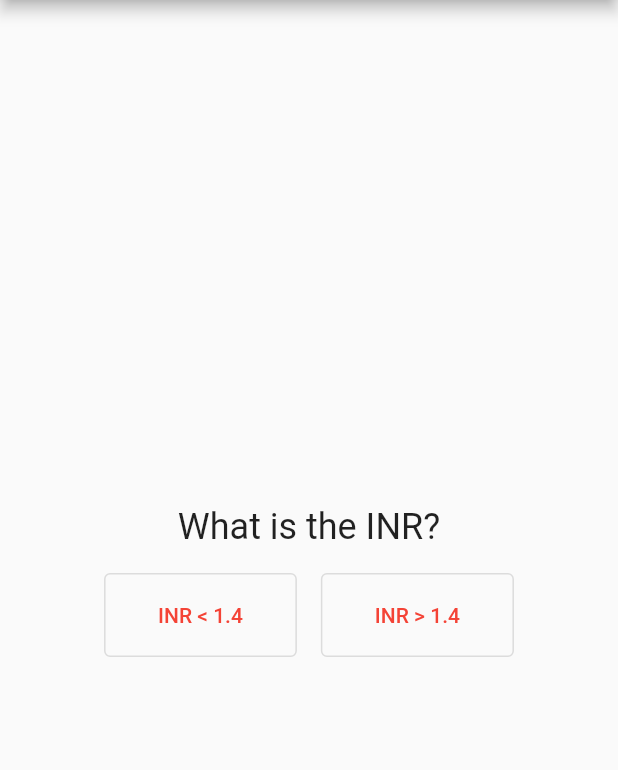
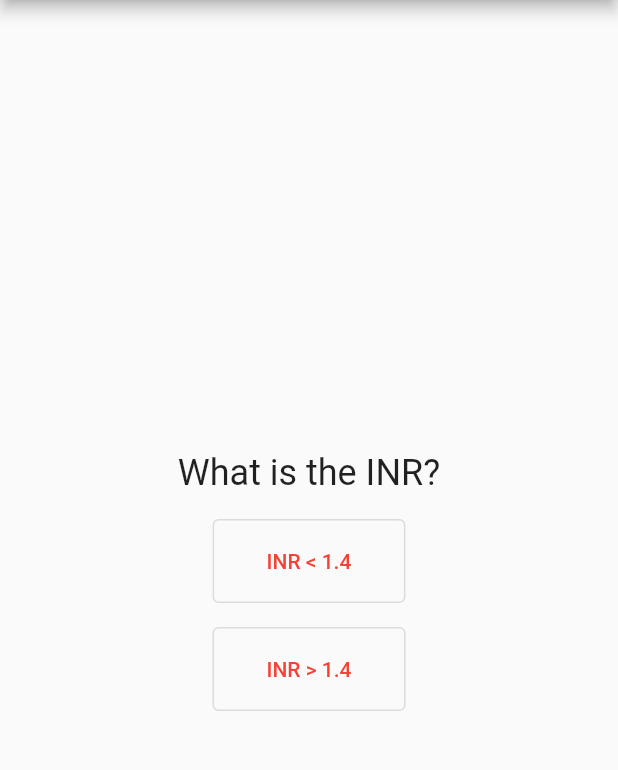
Before and after one commit to cgaaf/Warfarin-Reversal-SPA, a Flutter app: the screen it shows after launch, on a phone screen of 412 x 824 dp, the part 84-854 px from its top. Run offline on Flutter 3.47's test engine with Material 2 defaults, Android fonts, the phone set to English and light mode, and no system bars.

Commit message:
Flex layout built

```diff
--- a/lib/path-controller.dart
+++ b/lib/path-controller.dart
@@ -17,7 +17,6 @@ class NodeOptions {
 
 class PathController {
   Node currentNode = nodes.firstWhere((element) => element.id == "1");
-  String subtitle = "";
   List<Widget> subtitleWidgets = [];
 
   static Set<Node> nodes = {
@@ -74,10 +73,6 @@ class PathController {
     )
   };
 
-  Node getNextNodeByID(String id) {
-    return nodes.firstWhere((element) => element.id == id);
-  }
-
   void buildSubtitleWidgets(String textElement) {
     if (textElement == "Restart") {
       subtitleWidgets = [];
--- a/lib/path-widget.dart
+++ b/lib/path-widget.dart
@@ -26,6 +26,8 @@ class _PathWidgetState extends State<PathWidget> {
       options.add(button);
     }
 
+    final currentWidth = MediaQuery.of(context).size.width;
+
     return Scaffold(
       appBar: AppBar(
           title: Column(
@@ -37,7 +39,8 @@ class _PathWidgetState extends State<PathWidget> {
           ),
         ],
       )),
-      body: Column(
+      body: Center(
+        child: Column(
           mainAxisAlignment: MainAxisAlignment.center,
           children: [
             Padding(
@@ -50,12 +53,18 @@ class _PathWidgetState extends State<PathWidget> {
                 ),
               ),
             ),
-          Row(
+            // Row(
+            //   mainAxisAlignment: MainAxisAlignment.center,
+            //   children: options,
+            // ),
+            Flex(
+              direction: currentWidth < 600 ? Axis.vertical : Axis.horizontal,
               mainAxisAlignment: MainAxisAlignment.center,
               children: options,
             )
           ],
         ),
+      ),
     );
   }
 }
```
Lines whose indentation alone changed are shown as unchanged.
